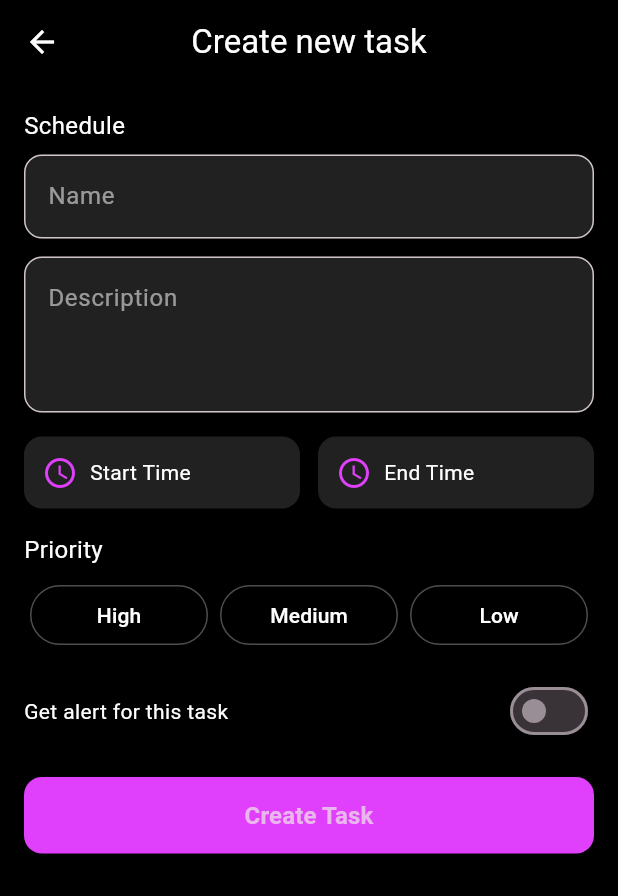
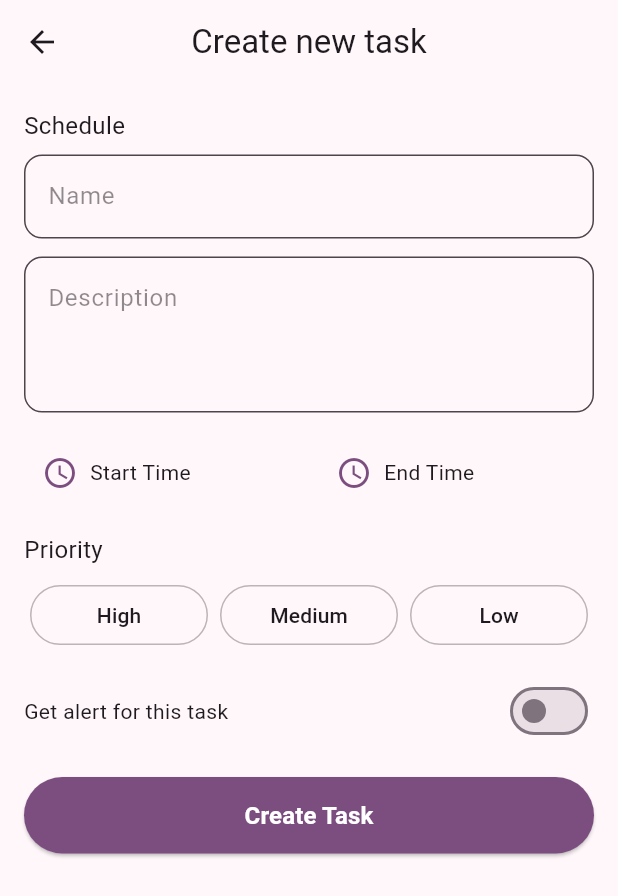
Before and after one commit to rizwan-legion/todo_app, a Flutter app: the screen it shows after launch, after a tap on the "add" icon, on a phone screen of 412 x 824 dp. Shown: the top 896 px of the screen. Run offline on Flutter 3.47's test engine with Material 3 defaults, Android fonts, the phone set to English and light mode, and no system bars; our stand-ins replace shared_preferences.

Commit message:
todo list

```diff
--- a/lib/create_task_page.dart
+++ b/lib/create_task_page.dart
@@ -32,7 +32,6 @@ class _CreateTaskPageState extends State<CreateTaskPage> {
     }
   }
 
-  /// Save task in SharedPreferences
   Future<void> _saveTask() async {
     if (_nameController.text.isEmpty || selectedPriority == null) {
       ScaffoldMessenger.of(context).showSnackBar(
@@ -57,7 +56,7 @@ class _CreateTaskPageState extends State<CreateTaskPage> {
     await prefs.setStringList("tasks", tasks);
 
     ScaffoldMessenger.of(context).showSnackBar(
-      SnackBar(content: Text("Task '$task' saved successfully ✅")),
+      SnackBar(content: Text("Task '${_nameController.text}' saved successfully ✅")),
     );
 
     _nameController.clear();
@@ -69,16 +68,19 @@ class _CreateTaskPageState extends State<CreateTaskPage> {
       alertEnabled = false;
     });
 
-    Navigator.pop(context, true); // 👈 go back & trigger reload
+    Navigator.pop(context, true);
   }
 
   @override
   Widget build(BuildContext context) {
+    final theme = Theme.of(context); // Get current theme
+    final isDark = theme.brightness == Brightness.dark;
+
     return Scaffold(
-      backgroundColor: Colors.black,
+      backgroundColor: theme.colorScheme.background,
       appBar: AppBar(
-        backgroundColor: Colors.black,
-        foregroundColor: Colors.white,
+        backgroundColor: theme.colorScheme.background,
+        foregroundColor: theme.colorScheme.onBackground,
         elevation: 0,
         title: const Text("Create new task"),
         centerTitle: true,
@@ -89,21 +91,24 @@ class _CreateTaskPageState extends State<CreateTaskPage> {
           child: Column(
             crossAxisAlignment: CrossAxisAlignment.start,
             children: [
-              const Text("Schedule",
-                  style: TextStyle(color: Colors.white, fontSize: 16)),
+              Text(
+                "Schedule",
+                style: TextStyle(color: theme.colorScheme.onBackground, fontSize: 16),
+              ),
+              const SizedBox(height: 8),
 
-              const SizedBox(height: 8),
               // Task Name
               TextField(
                 controller: _nameController,
-                style: const TextStyle(color: Colors.white),
+                style: TextStyle(color: theme.colorScheme.onBackground),
                 decoration: InputDecoration(
                   hintText: "Name",
-                  hintStyle: const TextStyle(color: Colors.white54),
+                  hintStyle: TextStyle(color: theme.colorScheme.onBackground.withOpacity(0.5)),
                   filled: true,
-                  fillColor: Colors.grey[900],
+                  fillColor: theme.colorScheme.surface,
                   border: OutlineInputBorder(
-                      borderRadius: BorderRadius.circular(12)),
+                    borderRadius: BorderRadius.circular(12),
+                  ),
                 ),
               ),
               const SizedBox(height: 12),
@@ -112,18 +117,19 @@ class _CreateTaskPageState extends State<CreateTaskPage> {
               TextField(
                 controller: _descController,
                 maxLines: 3,
-                style: const TextStyle(color: Colors.white),
+                style: TextStyle(color: theme.colorScheme.onBackground),
                 decoration: InputDecoration(
                   hintText: "Description",
-                  hintStyle: const TextStyle(color: Colors.white54),
+                  hintStyle: TextStyle(color: theme.colorScheme.onBackground.withOpacity(0.5)),
                   filled: true,
-                  fillColor: Colors.grey[900],
+                  fillColor: theme.colorScheme.surface,
                   border: OutlineInputBorder(
-                      borderRadius: BorderRadius.circular(12)),
+                    borderRadius: BorderRadius.circular(12),
+                  ),
                 ),
               ),
+              const SizedBox(height: 16),
 
-              const SizedBox(height: 16),
               // Time Pickers
               Row(
                 children: [
@@ -133,19 +139,16 @@ class _CreateTaskPageState extends State<CreateTaskPage> {
                       child: Container(
                         padding: const EdgeInsets.all(12),
                         decoration: BoxDecoration(
-                          color: Colors.grey[900],
+                          color: theme.colorScheme.surface,
                           borderRadius: BorderRadius.circular(12),
                         ),
                         child: Row(
                           children: [
-                            const Icon(Icons.access_time,
-                                color: Colors.purpleAccent),
+                            Icon(Icons.access_time, color: theme.colorScheme.primary),
                             const SizedBox(width: 8),
                             Text(
-                              startTime == null
-                                  ? "Start Time"
-                                  : startTime!.format(context),
-                              style: const TextStyle(color: Colors.white),
+                              startTime == null ? "Start Time" : startTime!.format(context),
+                              style: TextStyle(color: theme.colorScheme.onSurface),
                             ),
                           ],
                         ),
@@ -159,19 +162,16 @@ class _CreateTaskPageState extends State<CreateTaskPage> {
                       child: Container(
                         padding: const EdgeInsets.all(12),
                         decoration: BoxDecoration(
-                          color: Colors.grey[900],
+                          color: theme.colorScheme.surface,
                           borderRadius: BorderRadius.circular(12),
                         ),
                         child: Row(
                           children: [
-                            const Icon(Icons.access_time,
-                                color: Colors.purpleAccent),
+                            Icon(Icons.access_time, color: theme.colorScheme.primary),
                             const SizedBox(width: 8),
                             Text(
-                              endTime == null
-                                  ? "End Time"
-                                  : endTime!.format(context),
-                              style: const TextStyle(color: Colors.white),
+                              endTime == null ? "End Time" : endTime!.format(context),
+                              style: TextStyle(color: theme.colorScheme.onSurface),
                             ),
                           ],
                         ),
@@ -180,11 +180,10 @@ class _CreateTaskPageState extends State<CreateTaskPage> {
                   ),
                 ],
               ),
+              const SizedBox(height: 16),
 
-              const SizedBox(height: 16),
               // Priority buttons
-              const Text("Priority",
-                  style: TextStyle(color: Colors.white, fontSize: 16)),
+              Text("Priority", style: TextStyle(color: theme.colorScheme.onBackground, fontSize: 16)),
               const SizedBox(height: 8),
               Row(
                 children: ["High", "Medium", "Low"].map((priority) {
@@ -194,66 +193,60 @@ class _CreateTaskPageState extends State<CreateTaskPage> {
                       padding: const EdgeInsets.symmetric(horizontal: 4),
                       child: OutlinedButton(
                         style: OutlinedButton.styleFrom(
-                          backgroundColor:
-                          isSelected ? Colors.purpleAccent : Colors.black,
+                          backgroundColor: isSelected
+                              ? theme.colorScheme.primary
+                              : theme.colorScheme.surface,
                           side: BorderSide(
                             color: isSelected
-                                ? Colors.purpleAccent
-                                : Colors.white30,
+                                ? theme.colorScheme.primary
+                                : theme.colorScheme.onSurface.withOpacity(0.3),
                           ),
                         ),
-                        onPressed: () {
-                          setState(() {
-                            selectedPriority = priority;
-                          });
-                        },
-                        child: Text(priority,
-                            style: TextStyle(
-                                color: isSelected
-                                    ? Colors.black
-                                    : Colors.white)),
+                        onPressed: () => setState(() => selectedPriority = priority),
+                        child: Text(
+                          priority,
+                          style: TextStyle(
+                              color: isSelected ? theme.colorScheme.onPrimary : theme.colorScheme.onSurface),
+                        ),
                       ),
                     ),
                   );
                 }).toList(),
               ),
+              const SizedBox(height: 16),
 
-              const SizedBox(height: 16),
               // Alert toggle
               Row(
                 mainAxisAlignment: MainAxisAlignment.spaceBetween,
                 children: [
-                  const Text("Get alert for this task",
-                      style: TextStyle(color: Colors.white)),
+                  Text("Get alert for this task", style: TextStyle(color: theme.colorScheme.onBackground)),
                   Switch(
-                    activeColor: Colors.purpleAccent,
+                    activeColor: theme.colorScheme.primary,
                     value: alertEnabled,
-                    onChanged: (value) {
-                      setState(() {
-                        alertEnabled = value;
-                      });
-                    },
+                    onChanged: (value) => setState(() => alertEnabled = value),
                   ),
                 ],
               ),
+              const SizedBox(height: 20),
 
-              const SizedBox(height: 20),
               // Create Task Button
               SizedBox(
                 width: double.infinity,
                 child: ElevatedButton(
                   style: ElevatedButton.styleFrom(
                     padding: const EdgeInsets.symmetric(vertical: 14),
-                    backgroundColor: Colors.purpleAccent,
-                    shape: RoundedRectangleBorder(
-                        borderRadius: BorderRadius.circular(12)),
+                    backgroundColor: theme.colorScheme.primary,
                   ),
                   onPressed: _saveTask,
-                  child: const Text("Create Task",
-                      style:
-                      TextStyle(fontSize: 16, fontWeight: FontWeight.bold)),
+                  child: Text(
+                    "Create Task",
+                    style: TextStyle(
+                        fontSize: 16,
+                        fontWeight: FontWeight.bold,
+                        color: theme.colorScheme.onPrimary),
+                  ),
                 ),
-              )
+              ),
             ],
           ),
         ),
--- a/lib/display_page.dart
+++ b/lib/display_page.dart
@@ -1,7 +1,6 @@
 import 'dart:convert';
 import 'package:flutter/material.dart';
 import 'edit_task_page.dart';
-
 import 'package:shared_preferences/shared_preferences.dart';
 
 class DisplayPage extends StatefulWidget {
@@ -24,8 +23,6 @@ class _DisplayPageState extends State<DisplayPage> {
     final prefs = await SharedPreferences.getInstance();
     final List<String> taskStrings = prefs.getStringList("tasks") ?? [];
 
-    debugPrint("Raw saved tasks: $taskStrings");
-
     final List<Map<String, dynamic>> loadedTasks = [];
 
     for (final task in taskStrings) {
@@ -34,42 +31,34 @@ class _DisplayPageState extends State<DisplayPage> {
         if (decoded is Map<String, dynamic>) {
           loadedTasks.add(decoded);
         }
-      } catch (e) {
-        debugPrint("❌ Skipping invalid task: $task");
-      }
+      } catch (_) {}
     }
-
-    debugPrint("Decoded tasks: $loadedTasks");
 
     setState(() {
       tasks = loadedTasks;
     });
   }
 
-
   int get completedTasks =>
-      tasks
-          .where((t) => t["completed"] == true)
-          .length;
+      tasks.where((t) => t["completed"] == true).length;
 
   @override
   Widget build(BuildContext context) {
-    final todayTasks = tasks; // later filter by date if needed
+    final theme = Theme.of(context);
+    final todayTasks = tasks; // for future filtering
     final tomorrowTasks = tasks; // placeholder
 
     return Scaffold(
-      backgroundColor: Colors.black,
+      backgroundColor: theme.colorScheme.background,
       appBar: AppBar(
-        backgroundColor: Colors.black,
+        backgroundColor: theme.colorScheme.background,
+        foregroundColor: theme.colorScheme.onBackground,
         elevation: 0,
-        title: const Text(
-          "Home",
-          style: TextStyle(color: Colors.white),
-        ),
+        title: const Text("Home"),
         actions: [
           CircleAvatar(
-            backgroundColor: Colors.purpleAccent,
-            child: Icon(Icons.person, color: Colors.white),
+            backgroundColor: theme.colorScheme.primary,
+            child: Icon(Icons.person, color: theme.colorScheme.onPrimary),
           ),
           const SizedBox(width: 12),
         ],
@@ -83,19 +72,24 @@ class _DisplayPageState extends State<DisplayPage> {
               // Task count
               Text(
                 "You have got ${tasks.length} tasks today to complete ✏️",
-                style: const TextStyle(color: Colors.white, fontSize: 18),
+                style: TextStyle(
+                  color: theme.colorScheme.onBackground,
+                  fontSize: 18,
+                ),
               ),
               const SizedBox(height: 12),
 
               // Search bar
               TextField(
-                style: const TextStyle(color: Colors.white),
+                style: TextStyle(color: theme.colorScheme.onBackground),
                 decoration: InputDecoration(
                   hintText: "Search Task Here",
-                  hintStyle: const TextStyle(color: Colors.white54),
+                  hintStyle:
+                  TextStyle(color: theme.colorScheme.onBackground.withOpacity(0.5)),
                   filled: true,
-                  fillColor: Colors.grey[900],
-                  prefixIcon: const Icon(Icons.search, color: Colors.white54),
+                  fillColor: theme.colorScheme.surface,
+                  prefixIcon: Icon(Icons.search,
+                      color: theme.colorScheme.onBackground.withOpacity(0.5)),
                   border: OutlineInputBorder(
                       borderRadius: BorderRadius.circular(12)),
                 ),
@@ -106,17 +100,18 @@ class _DisplayPageState extends State<DisplayPage> {
               Row(
                 mainAxisAlignment: MainAxisAlignment.spaceBetween,
                 children: [
-                  const Text("Progress",
-                      style: TextStyle(color: Colors.white, fontSize: 16)),
+                  Text("Progress",
+                      style: TextStyle(
+                          color: theme.colorScheme.onBackground, fontSize: 16)),
                   TextButton(
                     onPressed: () {},
-                    child: const Text("See All",
-                        style: TextStyle(color: Colors.purpleAccent)),
+                    child: Text("See All",
+                        style: TextStyle(color: theme.colorScheme.primary)),
                   )
                 ],
               ),
               Card(
-                color: Colors.grey[900],
+                color: theme.colorScheme.surface,
                 shape: RoundedRectangleBorder(
                     borderRadius: BorderRadius.circular(12)),
                 child: Padding(
@@ -124,52 +119,50 @@ class _DisplayPageState extends State<DisplayPage> {
                   child: Column(
                     crossAxisAlignment: CrossAxisAlignment.start,
                     children: [
-                      Text("Daily Task",
-                          style: TextStyle(
-                              color: Colors.white.withOpacity(0.9),
-                              fontWeight: FontWeight.bold)),
+                      Text(
+                        "Daily Task",
+                        style: TextStyle(
+                            color: theme.colorScheme.onSurface.withOpacity(0.9),
+                            fontWeight: FontWeight.bold),
+                      ),
                       const SizedBox(height: 4),
                       Text(
-                        "${completedTasks}/${tasks.length} Task Completed",
-                        style: const TextStyle(color: Colors.white54),
+                        "$completedTasks/${tasks.length} Task Completed",
+                        style: TextStyle(color: theme.colorScheme.onSurface.withOpacity(0.6)),
                       ),
                       const SizedBox(height: 8),
                       LinearProgressIndicator(
-                        value: tasks.isEmpty
-                            ? 0
-                            : completedTasks / tasks.length,
-                        color: Colors.purpleAccent,
-                        backgroundColor: Colors.white12,
+                        value: tasks.isEmpty ? 0 : completedTasks / tasks.length,
+                        color: theme.colorScheme.primary,
+                        backgroundColor: theme.colorScheme.onSurface.withOpacity(0.1),
                       ),
                     ],
                   ),
                 ),
               ),
+              const SizedBox(height: 20),
 
-              const SizedBox(height: 20),
               // Today’s Task
-              _buildTaskSection("Today's Task", todayTasks),
+              _buildTaskSection("Today's Task", todayTasks, theme),
               const SizedBox(height: 20),
               // Tomorrow’s Task
-              _buildTaskSection("Tomorrow Task", tomorrowTasks),
+              _buildTaskSection("Tomorrow Task", tomorrowTasks, theme),
             ],
           ),
         ),
       ),
       floatingActionButton: FloatingActionButton(
-        backgroundColor: Colors.purpleAccent,
+        backgroundColor: theme.colorScheme.primary,
         onPressed: () async {
-          // ✅ wait for create page then reload
           await Navigator.pushNamed(context, "/create");
           _loadTasks();
         },
-        child: const Icon(Icons.add, color: Colors.black),
+        child: Icon(Icons.add, color: theme.colorScheme.onPrimary),
       ),
     );
   }
 
-  Widget _buildTaskSection(String title,
-      List<Map<String, dynamic>> sectionTasks) {
+  Widget _buildTaskSection(String title, List<Map<String, dynamic>> sectionTasks, ThemeData theme) {
     return Column(
       crossAxisAlignment: CrossAxisAlignment.start,
       children: [
@@ -177,55 +170,41 @@ class _DisplayPageState extends State<DisplayPage> {
           mainAxisAlignment: MainAxisAlignment.spaceBetween,
           children: [
             Text(title,
-                style: const TextStyle(color: Colors.white, fontSize: 16)),
+                style: TextStyle(color: theme.colorScheme.onBackground, fontSize: 16)),
             TextButton(
               onPressed: () {},
-              child: const Text("See All",
-                  style: TextStyle(color: Colors.purpleAccent)),
+              child: Text("See All", style: TextStyle(color: theme.colorScheme.primary)),
             )
           ],
         ),
         Column(
           children: sectionTasks.map((task) {
             return Card(
-              color: Colors.grey[900],
-              shape: RoundedRectangleBorder(
-                  borderRadius: BorderRadius.circular(12)),
+              color: theme.colorScheme.surface,
+              shape: RoundedRectangleBorder(borderRadius: BorderRadius.circular(12)),
               child: ListTile(
-                leading: const Icon(Icons.calendar_today,
-                    color: Colors.purpleAccent),
-                title: Text(task["name"] ?? "",
-                    style: const TextStyle(color: Colors.white)),
+                leading: Icon(Icons.calendar_today, color: theme.colorScheme.primary),
+                title: Text(task["name"] ?? "", style: TextStyle(color: theme.colorScheme.onBackground)),
                 subtitle: Text(task["description"] ?? "",
-                    style: const TextStyle(color: Colors.white54)),
-
-                // ✅ Add onTap here
+                    style: TextStyle(color: theme.colorScheme.onSurface.withOpacity(0.7))),
                 onTap: () async {
                   final updated = await Navigator.push(
                     context,
                     MaterialPageRoute(
-                      builder: (_) =>
-                          EditTaskPage(
-                            task: task,
-                            index: tasks.indexOf(task), // pass index
-                          ),
+                      builder: (_) => EditTaskPage(
+                        task: task,
+                        index: tasks.indexOf(task),
+                      ),
                     ),
                   );
-
-                  // ✅ If edited or deleted, reload tasks
-                  if (updated == true) {
-                    _loadTasks();
-                  }
+                  if (updated == true) _loadTasks();
                 },
-
                 trailing: IconButton(
                   icon: Icon(
-                    task["completed"] == true
-                        ? Icons.check_circle
-                        : Icons.circle_outlined,
+                    task["completed"] == true ? Icons.check_circle : Icons.circle_outlined,
                     color: task["completed"] == true
-                        ? Colors.purpleAccent
-                        : Colors.white54,
+                        ? theme.colorScheme.primary
+                        : theme.colorScheme.onSurface.withOpacity(0.6),
                   ),
                   onPressed: () async {
                     setState(() {
@@ -244,5 +223,4 @@ class _DisplayPageState extends State<DisplayPage> {
       ],
     );
   }
-
 }
--- a/lib/main.dart
+++ b/lib/main.dart
@@ -18,9 +18,17 @@ class TodoApp extends StatelessWidget {
         useMaterial3: true,
         colorScheme: ColorScheme.fromSeed(
           seedColor: Colors.purpleAccent,
-          brightness: Brightness.dark,
+          brightness: Brightness.light, // Light mode
         ),
       ),
+      darkTheme: ThemeData(
+        useMaterial3: true,
+        colorScheme: ColorScheme.fromSeed(
+          seedColor: Colors.purpleAccent,
+          brightness: Brightness.dark, // Dark mode
+        ),
+      ),
+      themeMode: ThemeMode.system, // 👈 Automatically switch based on system setting
       initialRoute: "/",
       routes: {
         "/": (context) => const DisplayPage(),
```
